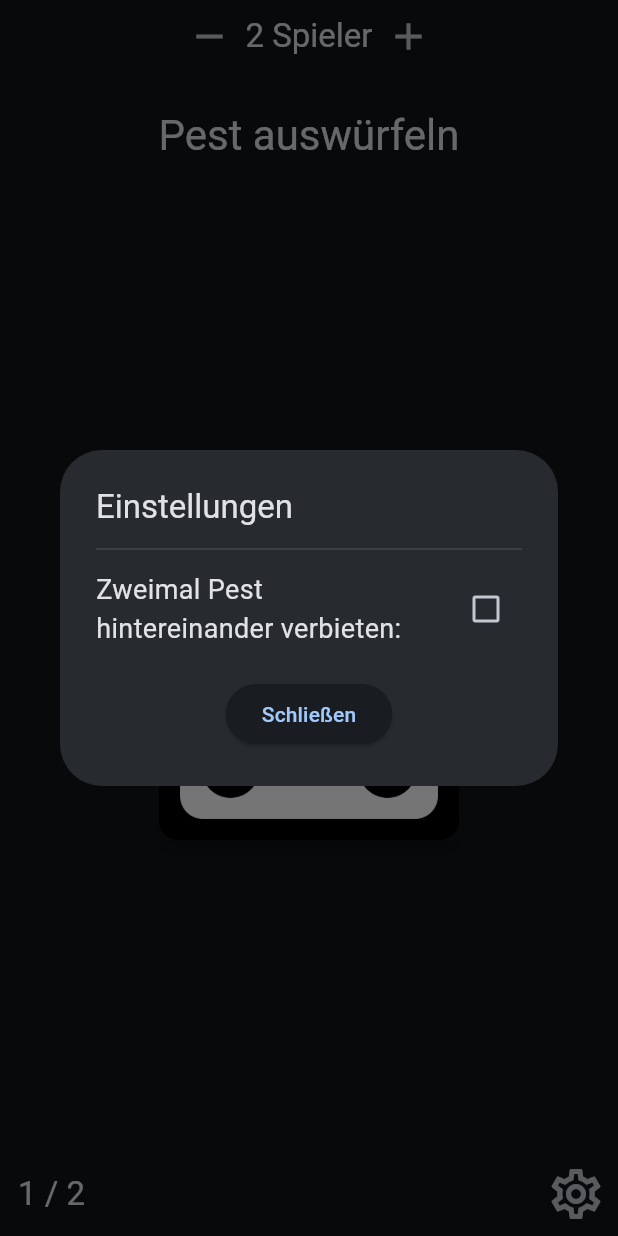
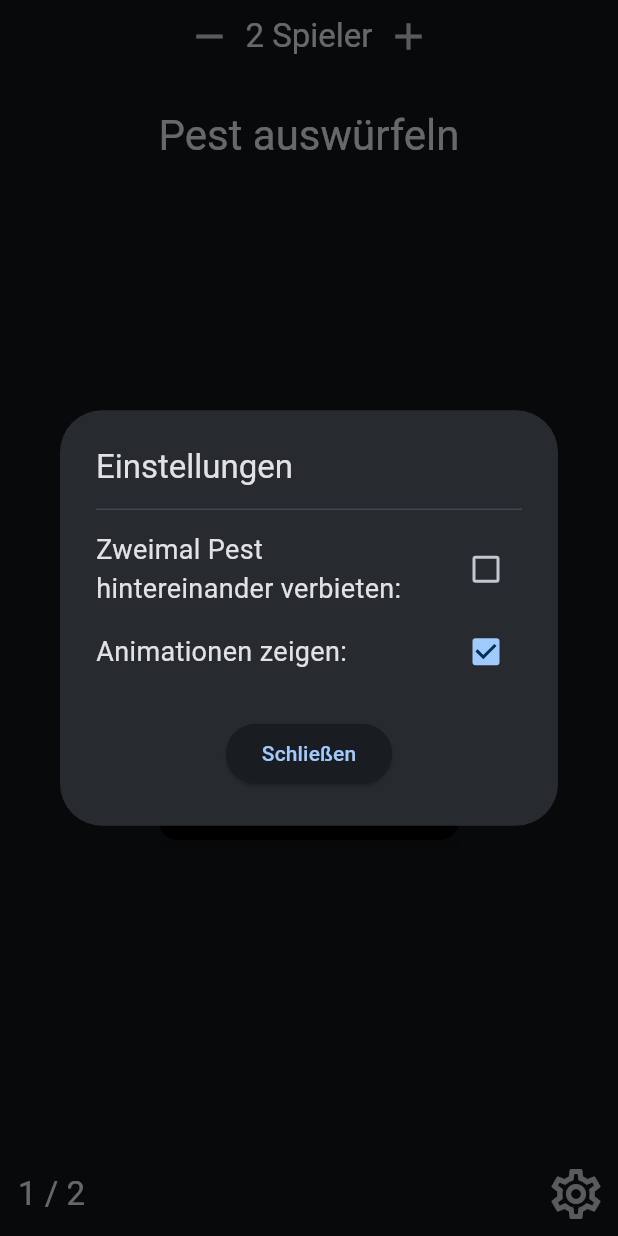
Before and after one commit to johnbow/PestApp, a Flutter app: the screen it shows after launch, after a tap on the "add" icon, after a tap on the "settings" icon, on a phone screen of 412 x 824 dp. Run offline on Flutter 3.47's test engine with Material 3 defaults, Android fonts, the phone set to English and light mode, and no system bars; our stand-ins replace bloc, equatable, flutter_bloc, gap.

Commit message:
implemented showAnimations

```diff
--- a/lib/cubit/dice_animation_cubit.dart
+++ b/lib/cubit/dice_animation_cubit.dart
@@ -4,14 +4,17 @@ import 'dart:math';
 import 'package:bloc/bloc.dart';
 import 'package:flutter/foundation.dart';
 import 'package:pest/repositories/dice_repository.dart';
+import 'package:pest/repositories/settings_repository.dart';
 
 part 'dice_animation_state.dart';
 
 class DiceAnimationCubit extends Cubit<DiceAnimationState> {
-  DiceAnimationCubit({required this.diceRepo})
+  DiceAnimationCubit({required this.diceRepo, required this.settings})
       : super(DiceAnimationFinished(frame: diceRepo.firstInitial));
 
   final DiceRepository diceRepo;
+  final Settings settings;
+
   final rng = Random();
   static const animationFrameDuration = Duration(milliseconds: 300);
   static const animationFramesRange = [4, 8]; // inclusive, inclusive
@@ -25,6 +28,10 @@ class DiceAnimationCubit extends Cubit<DiceAnimationState> {
   }
 
   Future<void> startAnimation(List<int> roll) async {
+    if (!settings.showAnimations) {
+      emit(DiceAnimationFinished(frame: roll));
+      return;
+    }
     final diff = animationFramesRange[1] - animationFramesRange[0];
     final frameCount = animationFramesRange[0] + rng.nextInt(diff);
     final frames = [await _generateIntermediateRoll(roll)];
--- a/lib/cubit/settings_cubit.dart
+++ b/lib/cubit/settings_cubit.dart
@@ -18,7 +18,7 @@ class SettingsCubit extends Cubit<SettingsState> {
     emit(state.copyWith(noConsecutivePest: value));
   }
 
-  void setShowDiceAnimations(bool value) {
+  void setShowAnimations(bool value) {
     emit(state.copyWith(showAnimations: value));
   }
 
--- a/lib/main.dart
+++ b/lib/main.dart
@@ -55,7 +55,8 @@ class MyApp extends StatelessWidget {
               ),
               BlocProvider(
                 create: (context) => DiceAnimationCubit(
-                    diceRepo: context.read<DiceRepository>()),
+                    diceRepo: context.read<DiceRepository>(),
+                    settings: context.read<Settings>()),
               ),
               BlocProvider(
                 create: (context) => DiceCubit(
--- a/lib/pages/settings_dialog.dart
+++ b/lib/pages/settings_dialog.dart
@@ -49,6 +49,23 @@ class SettingsDialog extends StatelessWidget {
                           settings.setNoConsecutivePest(newValue!))
                 ],
               ),
+              const Gap(5.0),
+              Row(
+                mainAxisAlignment: MainAxisAlignment.spaceBetween,
+                children: [
+                  const Expanded(
+                    child: Text(
+                      "Animationen zeigen: ",
+                      softWrap: true,
+                    ),
+                  ),
+                  const Gap(12.0),
+                  Checkbox(
+                      value: settings.state.showAnimations,
+                      onChanged: (newValue) =>
+                          settings.setShowAnimations(newValue!))
+                ],
+              ),
               const Gap(20.0),
               Align(
                   alignment: Alignment.center,
```
